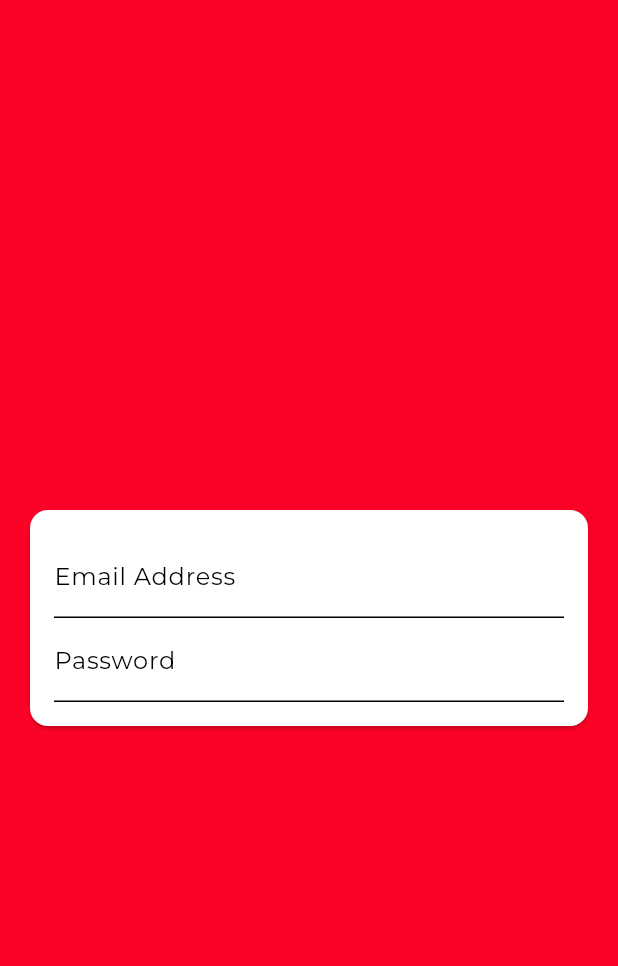
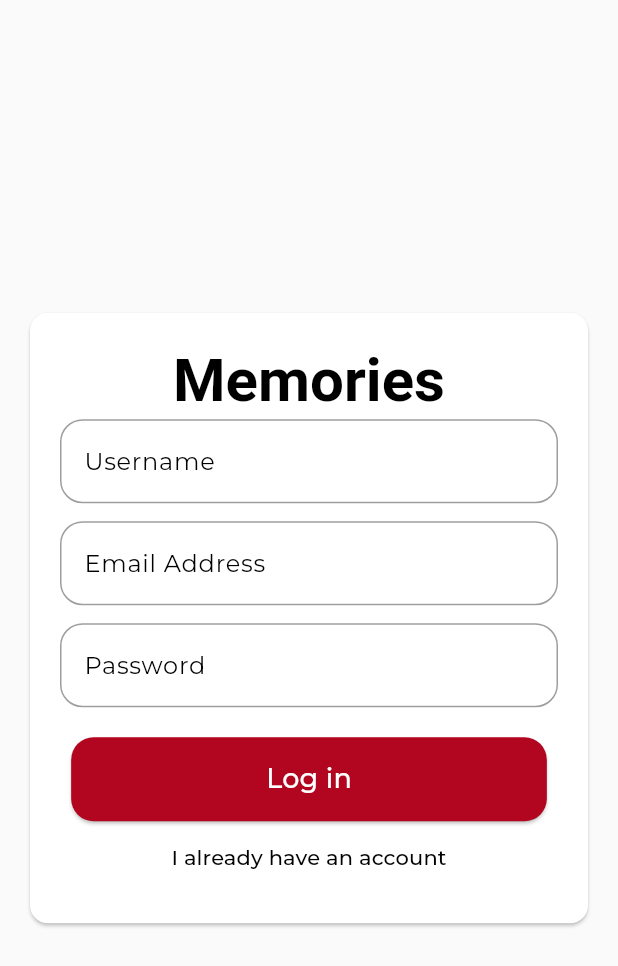
Before and after one commit to BilawalMehfooz1/memories_app, a Flutter app: the screen it shows after launch, on a phone screen of 412 x 824 dp. Shown: the top 966 px of the screen. Run offline on Flutter 3.47's test engine with Material 2 defaults, Android fonts, the phone set to English and light mode, and no system bars; our stand-ins replace google_fonts.

Commit message:
setting up auth screen

```diff
--- a/lib/models/theme.dart
+++ b/lib/models/theme.dart
@@ -5,7 +5,7 @@ final ThemeData lightTheme = ThemeData(
   useMaterial3: true,
   brightness: Brightness.light,
   colorScheme: const ColorScheme.light(
-    primary: Color.fromRGBO(251, 2, 39, 1),
+    primary: Color.fromRGBO(178, 5, 31, 1),
   ),
   scaffoldBackgroundColor: const Color.fromRGBO(255, 250, 240, 1.0),
   // appBarTheme: AppBarTheme(
@@ -17,5 +17,11 @@ final ThemeData lightTheme = ThemeData(
   //     fontWeight: FontWeight.bold,
   //   ),
   // ),
-  textTheme: GoogleFonts.montserratTextTheme(),
+  textTheme: GoogleFonts.montserratTextTheme().copyWith(
+    titleLarge: GoogleFonts.euphoriaScript(
+      fontSize: 40.0,
+      color: Colors.black,
+      fontWeight: FontWeight.bold,
+    ),
+  ),
 );
--- a/lib/screens/auth_screen.dart
+++ b/lib/screens/auth_screen.dart
@@ -1,4 +1,5 @@
 import 'package:flutter/material.dart';
+import 'package:memories_app/widgets/auth_input_field.dart';
 
 class AuthScreen extends StatefulWidget {
   const AuthScreen({super.key});
@@ -8,22 +9,16 @@ class AuthScreen extends StatefulWidget {
 }
 
 class _AuthScreenState extends State<AuthScreen> {
+  // var _enteredEmail = '';
+  // var _enteredPassword = '';
+  // var _enteredUsername = '';
+  final _isLogin = false;
   @override
   Widget build(BuildContext context) {
     final style = Theme.of(context);
     return Scaffold(
-      body: Container(
-        decoration: BoxDecoration(
-          gradient: LinearGradient(
-            colors: [
-              style.colorScheme.primary,
-              style.colorScheme.primaryContainer,
-            ],
-            begin: Alignment.topLeft,
-            end: Alignment.bottomRight,
-          ),
-        ),
-        child: Center(
+      backgroundColor: Colors.grey[50],
+      body: Center(
         child: SingleChildScrollView(
           child: Column(
             mainAxisSize: MainAxisSize.min,
@@ -32,21 +27,51 @@ class _AuthScreenState extends State<AuthScreen> {
                 margin: const EdgeInsets.all(20),
                 child: SingleChildScrollView(
                   child: Padding(
-                      padding: const EdgeInsets.all(16),
+                    padding: const EdgeInsets.all(20),
                     child: Form(
                       child: Column(
                         children: [
-                            TextFormField(
-                              decoration: const InputDecoration(
-                                labelText: 'Email Address',
+                          Text(
+                            'Memories',
+                            style: style.textTheme.titleLarge,
                           ),
-                              keyboardType: TextInputType.emailAddress,
+                          if (!_isLogin) const AuthInput(labelText: 'Username'),
+                          const SizedBox(height: 12),
+                          const AuthInput(labelText: 'Email Address'),
+                          const SizedBox(height: 12),
+                          const AuthInput(labelText: 'Password'),
+                          const SizedBox(height: 20),
+                          ElevatedButton(
+                            style: ElevatedButton.styleFrom(
+                              backgroundColor:
+                                  style.colorScheme.primaryContainer,
+                              foregroundColor:
+                                  style.colorScheme.onPrimaryContainer,
+                              shape: const RoundedRectangleBorder(
+                                borderRadius: BorderRadius.all(
+                                  Radius.circular(15),
                                 ),
-                            TextFormField(
-                              decoration: const InputDecoration(
-                                labelText: 'Password',
                               ),
-                              obscureText: true,
+                              padding: const EdgeInsets.symmetric(
+                                vertical: 15,
+                                horizontal: 130,
+                              ),
+                            ),
+                            onPressed: () {},
+                            child: const Text(
+                              'Log in',
+                              style: TextStyle(fontSize: 18),
+                            ),
+                          ),
+                          // const SizedBox(height: 10),
+                          TextButton(
+                            onPressed: () {},
+                            child: Text(
+                              'I already have an account',
+                              style: TextStyle(
+                                  color:
+                                      style.colorScheme.onSecondaryContainer),
+                            ),
                           ),
                         ],
                       ),
@@ -58,7 +83,6 @@ class _AuthScreenState extends State<AuthScreen> {
           ),
         ),
       ),
-      ),
     );
   }
 }
--- /dev/null
+++ b/lib/widgets/auth_input_field.dart
@@ -0,0 +1,42 @@
+import 'package:flutter/material.dart';
+
+class AuthInput extends StatelessWidget {
+  const AuthInput({
+    super.key,
+    required this.labelText,
+  });
+  final String labelText;
+  @override
+  Widget build(BuildContext context) {
+    return TextFormField(
+      decoration: InputDecoration(
+        labelText: labelText,
+        border: OutlineInputBorder(
+          borderRadius: BorderRadius.circular(
+              15), // adjust this value for desired roundness
+        ),
+        enabledBorder: OutlineInputBorder(
+          borderSide: const BorderSide(color: Colors.grey),
+          borderRadius: BorderRadius.circular(
+              15), // adjust this value for desired roundness
+        ),
+        focusedBorder: OutlineInputBorder(
+          borderSide: const BorderSide(
+              color: Colors
+                  .red), // adjust this color for when the field is focused
+          borderRadius: BorderRadius.circular(
+              15), // adjust this value for desired roundness
+        ),
+      ),
+      // enableSuggestions: false,
+      // validator: (value) {
+      //   if (value == null || value.trim().length < 4 || value.isEmpty) {
+      //     return 'Please enter at least 4 characters.';
+      //   }
+      //   return null;
+      // },
+      // onSaved: (newValue) {},
+      // keyboardType: TextInputType.emailAddress,
+    );
+  }
+}
```
Lines whose indentation alone changed are shown as unchanged.
